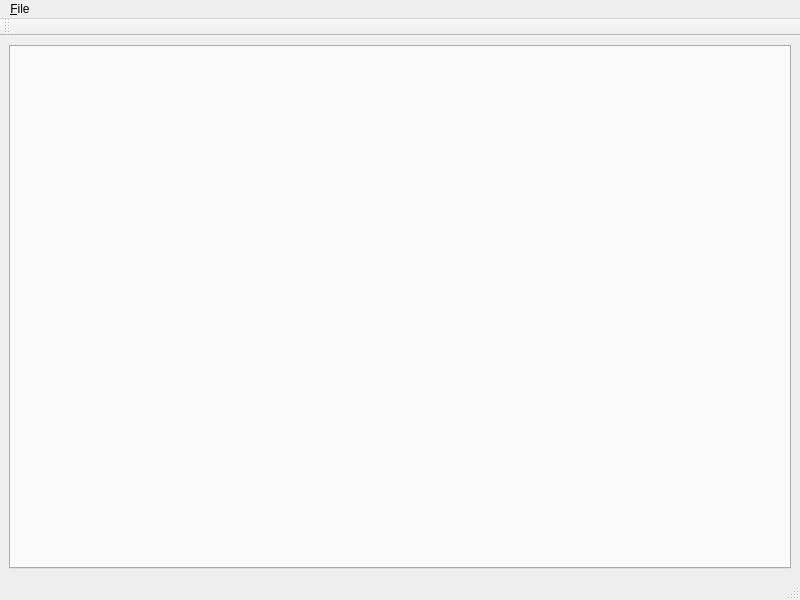
This is UI/glowbot-mainwindow.ui in textbrowser/glitch as Qt 5 draws it before an edit. The edited form follows.
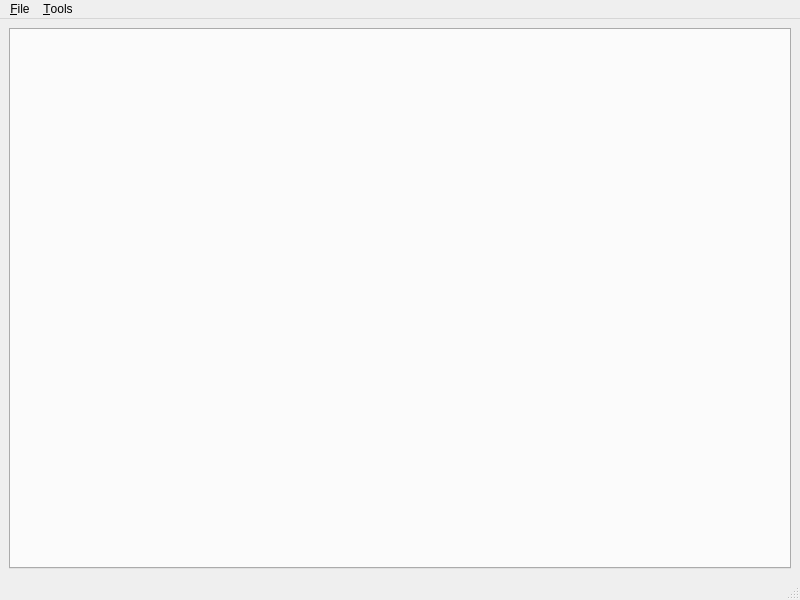
This is the edited form. Icons and pictures are not drawn.

What changed in the file:
```diff
--- a/UI/glowbot-mainwindow.ui
+++ b/UI/glowbot-mainwindow.ui
@@ -58,20 +58,16 @@
     <addaction name="separator"/>
     <addaction name="action_Quit"/>
    </widget>
+   <widget class="QMenu" name="menu_Tools">
+    <property name="title">
+     <string>&amp;Tools</string>
+    </property>
+    <addaction name="action_Struactures"/>
+   </widget>
    <addaction name="menu_File"/>
+   <addaction name="menu_Tools"/>
   </widget>
   <widget class="QStatusBar" name="statusbar"/>
-  <widget class="QToolBar" name="toolBar">
-   <property name="windowTitle">
-    <string>toolBar</string>
-   </property>
-   <attribute name="toolBarArea">
-    <enum>TopToolBarArea</enum>
-   </attribute>
-   <attribute name="toolBarBreak">
-    <bool>false</bool>
-   </attribute>
-  </widget>
   <action name="action_Open_Diagram">
    <property name="text">
     <string>&amp;Open Diagram...</string>
```
Left out of the diff: 5 changed lines with no effect on the pictures.
